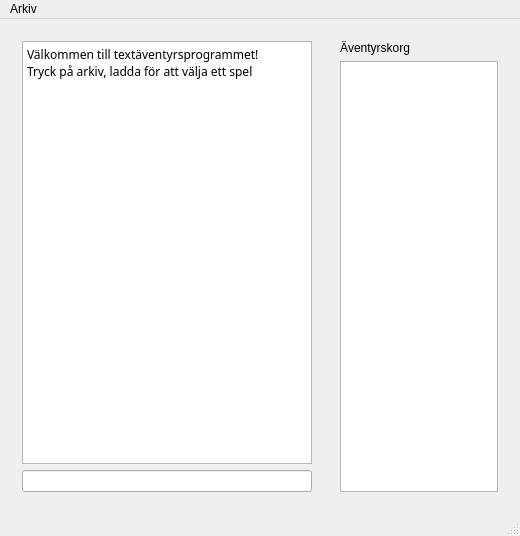
Above: GameProjectInterface/adventurewindow.ui from Niklasva/AdventureGameProject before the change. Below: the same form after it.
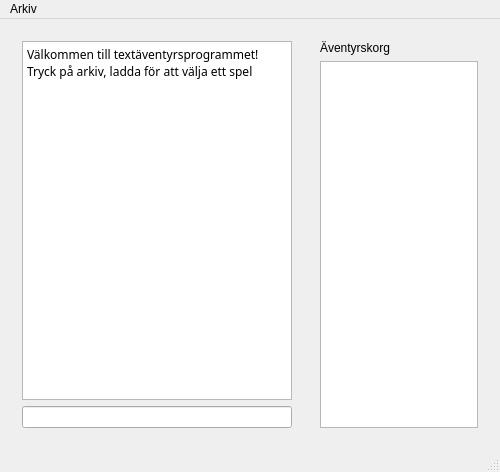
That is the form after the change.

```diff
--- a/GameProjectInterface/adventurewindow.ui
+++ b/GameProjectInterface/adventurewindow.ui
@@ -6,8 +6,8 @@
    <rect>
     <x>0</x>
     <y>0</y>
-    <width>520</width>
-    <height>536</height>
+    <width>500</width>
+    <height>472</height>
    </rect>
   </property>
   <property name="windowTitle">
@@ -73,16 +73,7 @@
         </widget>
        </item>
        <item>
-        <widget class="QTextBrowser" name="Inventory">
-         <property name="font">
-          <font>
-           <family>Utopia</family>
-           <weight>75</weight>
-           <italic>true</italic>
-           <bold>true</bold>
-          </font>
-         </property>
-        </widget>
+        <widget class="QListWidget" name="inventory_list"/>
        </item>
       </layout>
      </widget>
@@ -95,8 +86,8 @@
     <rect>
      <x>0</x>
      <y>0</y>
-     <width>520</width>
-     <height>20</height>
+     <width>500</width>
+     <height>25</height>
     </rect>
    </property>
    <widget class="QMenu" name="menuArkiv">
```
